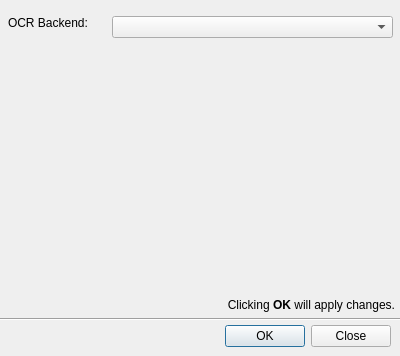
Above: auger/forms/ui/settingsdialog.ui from m-flak/auger before the change. Below: the same form after it.
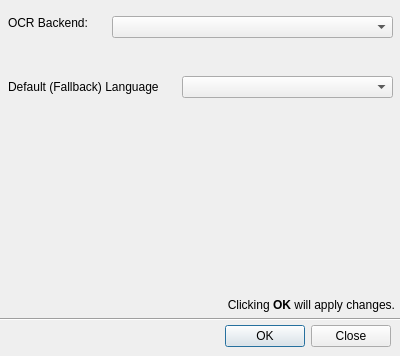
That is the form after the change.

Commit message: Multiple language support for OCR backend

Patch:
```diff
--- a/auger/forms/ui/settingsdialog.ui
+++ b/auger/forms/ui/settingsdialog.ui
@@ -93,6 +93,51 @@
       </item>
      </layout>
     </item>
+    <item>
+     <layout class="QHBoxLayout" name="horizontalLayout_2">
+      <property name="spacing">
+       <number>24</number>
+      </property>
+      <property name="leftMargin">
+       <number>8</number>
+      </property>
+      <property name="topMargin">
+       <number>16</number>
+      </property>
+      <property name="rightMargin">
+       <number>8</number>
+      </property>
+      <property name="bottomMargin">
+       <number>16</number>
+      </property>
+      <item>
+       <widget class="QLabel" name="labelOCRDefaultLang">
+        <property name="maximumSize">
+         <size>
+          <width>150</width>
+          <height>24</height>
+         </size>
+        </property>
+        <property name="toolTip">
+         <string>The default (or fallback) language for the OCR backend to use.</string>
+        </property>
+        <property name="text">
+         <string>Default (Fallback) Language:</string>
+        </property>
+        <property name="margin">
+         <number>3</number>
+        </property>
+       </widget>
+      </item>
+      <item>
+       <widget class="QComboBox" name="comboOCRDefaultLang">
+        <property name="toolTip">
+         <string>The default (or fallback) language for the OCR backend to use.</string>
+        </property>
+       </widget>
+      </item>
+     </layout>
+    </item>
     <item>
      <spacer name="verticalSpacer">
       <property name="orientation">
```
The commit also changes 10 other files.
